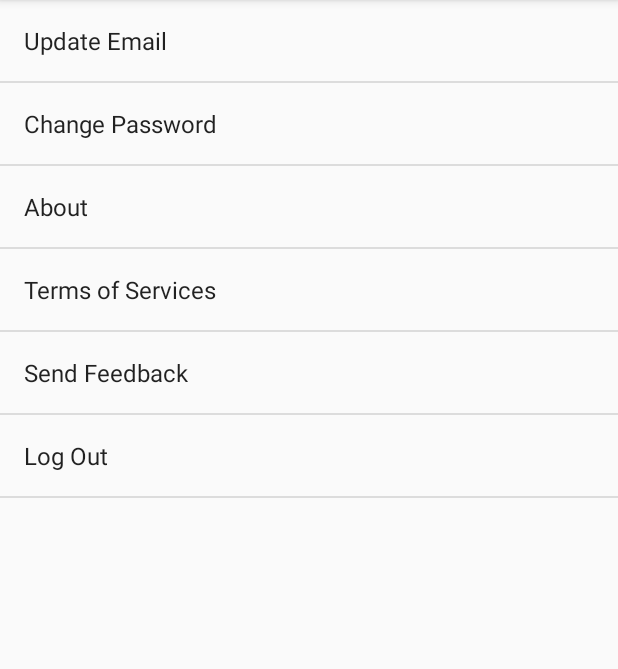
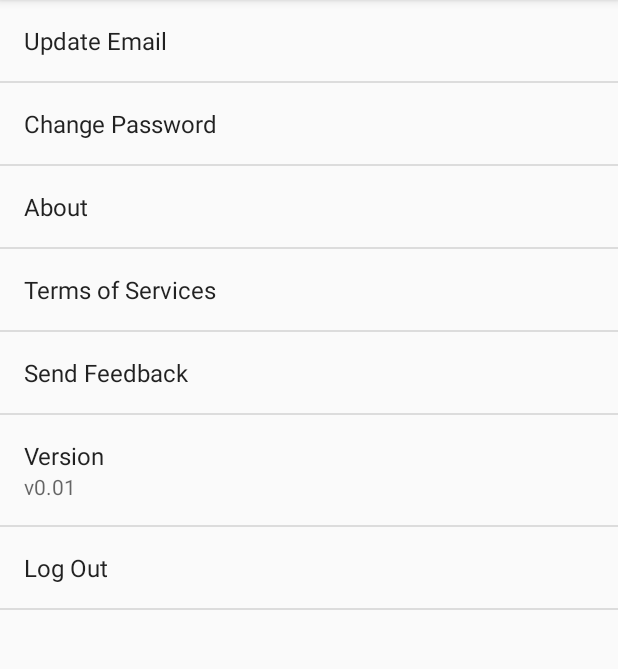
Before and after one commit to silverlogic/credit-circle-android, an Android app: the SettingsActivity screen opened directly, with no data from a screen before it, on a phone screen of 412 x 824 dp, the part 84-753 px from its top. Run offline under Robolectric (Android 15) with nearby library versions, the phone set to English and light mode, and no system bars; our stand-ins replace ButterKnife; libraries missing offline, so code that uses them is left out: com.crashlytics.android, com.facebook, com.orhanobut.hawk, io.fabric.sdk, net.danlew.android; 1 statement that could not run was skipped.

Commit message:
BA-257 Add version number to settings

```diff
--- a/app/src/main/java/com/tsl/baseapp/settings/SettingsActivity.java
+++ b/app/src/main/java/com/tsl/baseapp/settings/SettingsActivity.java
@@ -8,6 +8,7 @@ import android.preference.Preference;
 import android.preference.PreferenceFragment;
 
 import com.orhanobut.hawk.Hawk;
+import com.tsl.baseapp.BuildConfig;
 import com.tsl.baseapp.R;
 import com.tsl.baseapp.base.BaseAppActivity;
 import com.tsl.baseapp.model.objects.user.User;
@@ -38,11 +39,13 @@ public class SettingsActivity extends BaseAppActivity {
         Preference mChangeEmail;
         Preference mChangePassword;
         Preference mLogout;
+        Preference mVersion;
 
         @Override public void onCreate(Bundle savedInstanceState) {
             super.onCreate(savedInstanceState);
             addPreferencesFromResource(R.xml.prefs);
             setPrefs();
+            setVersion();
         }
 
         @Override
@@ -75,6 +78,7 @@ public class SettingsActivity extends BaseAppActivity {
             mChangePassword = findPreference("change_password");
             mLogout = findPreference("logout");
             mChangeEmail = findPreference("change_email");
+            mVersion = findPreference("version");
 
 
             mAbout.setOnPreferenceClickListener(this);
@@ -83,6 +87,11 @@ public class SettingsActivity extends BaseAppActivity {
             mChangePassword.setOnPreferenceClickListener(this);
             mLogout.setOnPreferenceClickListener(this);
             mChangeEmail.setOnPreferenceClickListener(this);
+        }
+
+        void setVersion(){
+            String buildVersion = "v" + BuildConfig.VERSION_NAME;
+            mVersion.setSummary(buildVersion);
         }
 
         private void about(){
--- a/app/src/main/res/values/strings.xml
+++ b/app/src/main/res/values/strings.xml
@@ -48,6 +48,7 @@
     <!-- Settings screen -->
     <string name="settings">Settings</string>
     <string name="about">About</string>
+    <string name="version">Version</string>
     <string name="edit_profile">Edit Profile</string>
     <string name="change_password">Change Password</string>
     <string name="terms_of_services">Terms of Services</string>
--- a/app/src/main/res/xml/prefs.xml
+++ b/app/src/main/res/xml/prefs.xml
@@ -15,6 +15,10 @@
     <Preference
         android:title= "@string/send_feedback"
         android:key="feedback"/>
+
+    <Preference
+        android:title="@string/version"
+        android:key="version"/>
     <Preference
         android:title= "@string/logout"
         android:key="logout"/>
```
Also changed, not shown: app/src/main/res/xml/prefs2.xml (deleted, +0 -50 lines).
